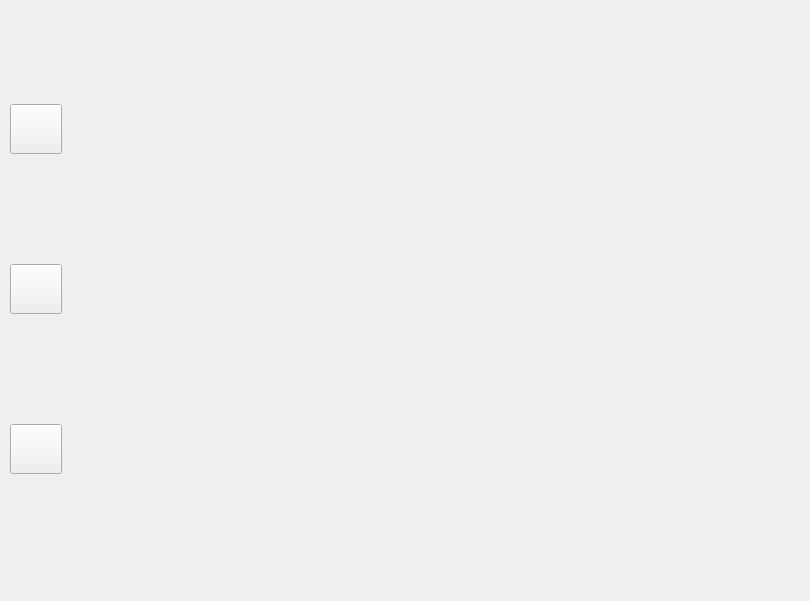
Qt form main_window.ui (Ewasince/DailyMaker) before a commit.
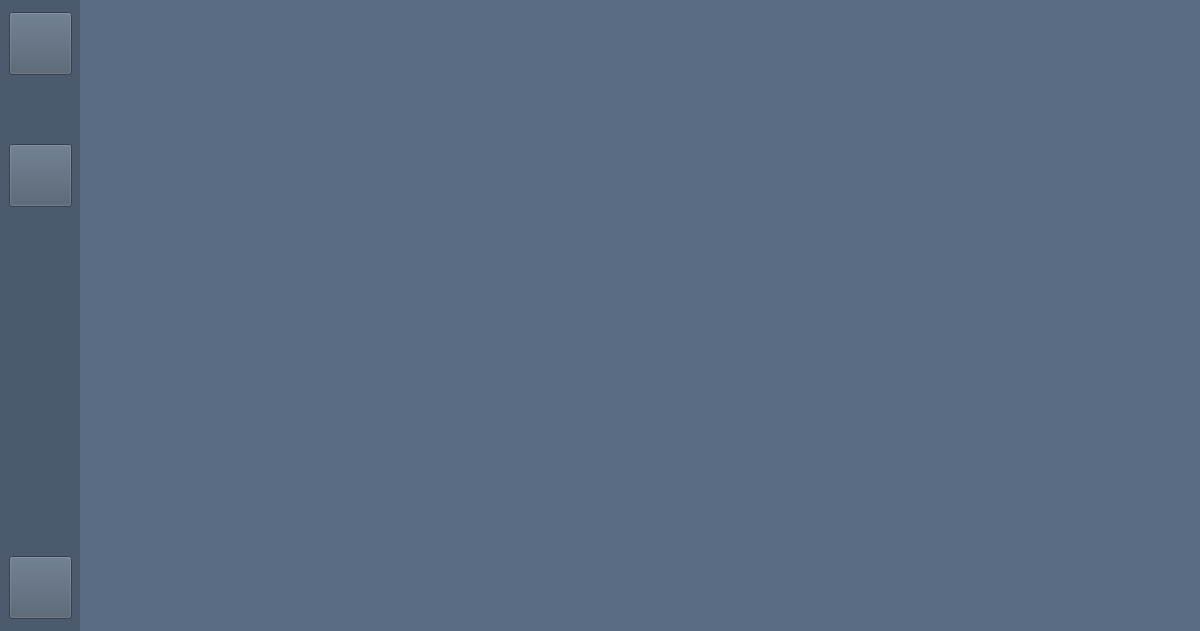
The same form after that commit. Icons and pictures are not drawn.

The edit to the form file:
```diff
--- a/main_window.ui
+++ b/main_window.ui
@@ -2,12 +2,15 @@
 <ui version="4.0">
  <class>MainWindow</class>
  <widget class="QMainWindow" name="MainWindow">
+  <property name="enabled">
+   <bool>true</bool>
+  </property>
   <property name="geometry">
    <rect>
     <x>0</x>
     <y>0</y>
-    <width>810</width>
-    <height>601</height>
+    <width>1200</width>
+    <height>631</height>
    </rect>
   </property>
   <property name="sizePolicy">
@@ -16,19 +19,58 @@
     <verstretch>0</verstretch>
    </sizepolicy>
   </property>
+  <property name="minimumSize">
+   <size>
+    <width>1200</width>
+    <height>631</height>
+   </size>
+  </property>
   <property name="maximumSize">
    <size>
-    <width>810</width>
-    <height>601</height>
+    <width>1200</width>
+    <height>631</height>
    </size>
   </property>
+  <property name="baseSize">
+   <size>
+    <width>1200</width>
+    <height>610</height>
+   </size>
+  </property>
+  <property name="font">
+   <font>
+    <family>Segoe Print</family>
+    <pointsize>10</pointsize>
+    <weight>50</weight>
+    <bold>false</bold>
+    <stylestrategy>PreferDefault</stylestrategy>
+   </font>
+  </property>
   <property name="windowTitle">
    <string>MainWindow</string>
   </property>
+  <property name="layoutDirection">
+   <enum>Qt::LeftToRight</enum>
+  </property>
+  <property name="styleSheet">
+   <string notr="true"/>
+  </property>
   <property name="animated">
+   <bool>true</bool>
+  </property>
+  <property name="documentMode">
+   <bool>false</bool>
+  </property>
+  <property name="dockNestingEnabled">
+   <bool>false</bool>
+  </property>
+  <property name="unifiedTitleAndToolBarOnMac">
    <bool>false</bool>
   </property>
   <widget class="QWidget" name="centralwidget">
+   <property name="enabled">
+    <bool>true</bool>
+   </property>
    <property name="sizePolicy">
     <sizepolicy hsizetype="Fixed" vsizetype="Fixed">
      <horstretch>0</horstretch>
@@ -37,20 +79,63 @@
    </property>
    <property name="minimumSize">
     <size>
-     <width>810</width>
-     <height>580</height>
+     <width>1200</width>
+     <height>631</height>
     </size>
    </property>
-   <widget class="QWidget" name="verticalLayoutWidget">
+   <property name="maximumSize">
+    <size>
+     <width>1200</width>
+     <height>631</height>
+    </size>
+   </property>
+   <property name="baseSize">
+    <size>
+     <width>1200</width>
+     <height>631</height>
+    </size>
+   </property>
+   <property name="font">
+    <font>
+     <weight>50</weight>
+     <bold>false</bold>
+     <strikeout>false</strikeout>
+    </font>
+   </property>
+   <property name="mouseTracking">
+    <bool>false</bool>
+   </property>
+   <property name="layoutDirection">
+    <enum>Qt::LeftToRight</enum>
+   </property>
+   <property name="autoFillBackground">
+    <bool>false</bool>
+   </property>
+   <property name="styleSheet">
+    <string notr="true">background-color: rgb(90, 108, 131);</string>
+   </property>
+   <widget class="QWidget" name="leftLayout" native="true">
     <property name="geometry">
      <rect>
-      <x>10</x>
+      <x>0</x>
       <y>0</y>
-      <width>52</width>
-      <height>581</height>
+      <width>81</width>
+      <height>631</height>
      </rect>
     </property>
-    <layout class="QVBoxLayout" name="verticalLayout">
+    <property name="sizePolicy">
+     <sizepolicy hsizetype="Fixed" vsizetype="Fixed">
+      <horstretch>0</horstretch>
+      <verstretch>0</verstretch>
+     </sizepolicy>
+    </property>
+    <property name="styleSheet">
+     <string notr="true">background-color: rgb(75, 90, 108);</string>
+    </property>
+    <layout class="QVBoxLayout" name="verticalLayout_2" stretch="0,0,0,0,0">
+     <property name="sizeConstraint">
+      <enum>QLayout::SetNoConstraint</enum>
+     </property>
      <item>
       <widget class="QPushButton" name="pushButton_schedule">
        <property name="enabled">
@@ -58,8 +143,8 @@
        </property>
        <property name="minimumSize">
         <size>
-         <width>50</width>
-         <height>50</height>
+         <width>63</width>
+         <height>63</height>
         </size>
        </property>
        <property name="styleSheet">
@@ -81,12 +166,28 @@
        </property>
       </widget>
      </item>
+     <item>
+      <spacer name="verticalSpacer_2">
+       <property name="orientation">
+        <enum>Qt::Vertical</enum>
+       </property>
+       <property name="sizeType">
+        <enum>QSizePolicy::Fixed</enum>
+       </property>
+       <property name="sizeHint" stdset="0">
+        <size>
+         <width>20</width>
+         <height>60</height>
+        </size>
+       </property>
+      </spacer>
+     </item>
      <item>
       <widget class="QPushButton" name="pushButton_add">
        <property name="minimumSize">
         <size>
-         <width>50</width>
-         <height>50</height>
+         <width>63</width>
+         <height>63</height>
         </size>
        </property>
        <property name="styleSheet">
@@ -102,12 +203,28 @@
        </property>
       </widget>
      </item>
+     <item>
+      <spacer name="verticalSpacer_1">
+       <property name="orientation">
+        <enum>Qt::Vertical</enum>
+       </property>
+       <property name="sizeType">
+        <enum>QSizePolicy::Fixed</enum>
+       </property>
+       <property name="sizeHint" stdset="0">
+        <size>
+         <width>20</width>
+         <height>340</height>
+        </size>
+       </property>
+      </spacer>
+     </item>
      <item>
       <widget class="QPushButton" name="pushButton_analytics">
        <property name="minimumSize">
         <size>
-         <width>50</width>
-         <height>50</height>
+         <width>63</width>
+         <height>63</height>
         </size>
        </property>
        <property name="styleSheet">
@@ -128,10 +245,10 @@
    <widget class="QWidget" name="widget_parent" native="true">
     <property name="geometry">
      <rect>
-      <x>60</x>
+      <x>80</x>
       <y>0</y>
-      <width>751</width>
-      <height>581</height>
+      <width>1131</width>
+      <height>631</height>
      </rect>
     </property>
    </widget>
@@ -147,6 +264,7 @@
    </property>
   </widget>
  </widget>
+ <layoutdefault spacing="6" margin="9"/>
  <resources>
   <include location="ico/icons.qrc"/>
  </resources>
```
Left out of the diff: 10 changed lines with no effect on the pictures.
